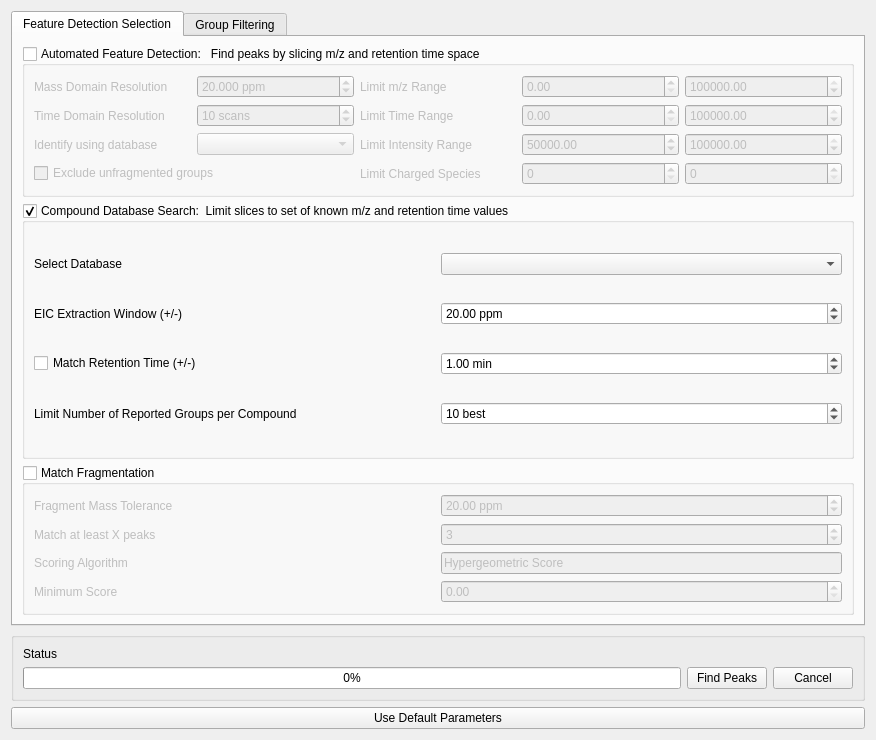
Above: src/gui/mzroll/forms/peakdetectiondialog.ui from ElucidataInc/ElMaven before the change. Below: the same form after it.
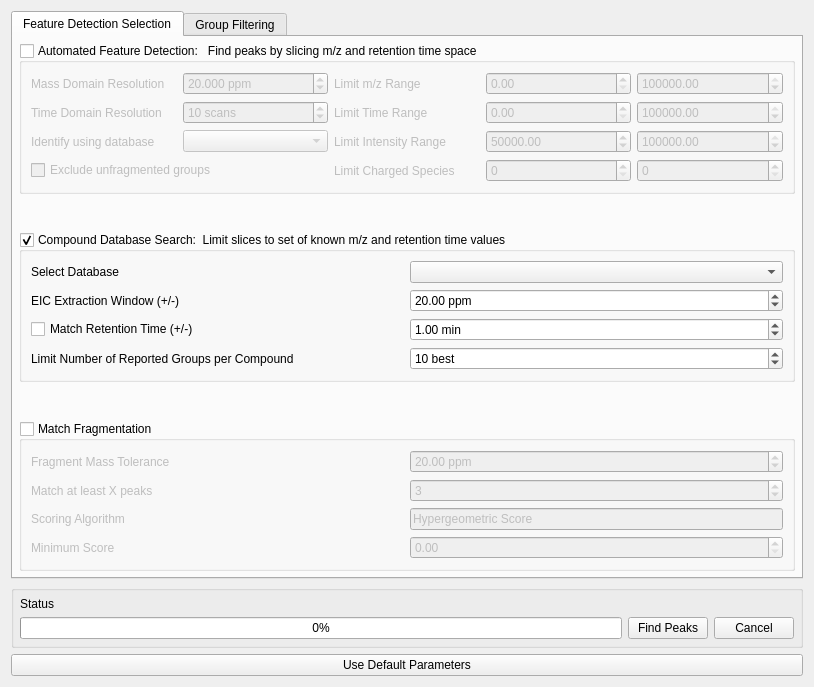
That is the form after the change.

Commit message: [UI] Make "Peak Detection" dialog more compact #1161

```diff
--- a/src/gui/mzroll/forms/peakdetectiondialog.ui
+++ b/src/gui/mzroll/forms/peakdetectiondialog.ui
@@ -6,8 +6,8 @@
    <rect>
     <x>0</x>
     <y>0</y>
-    <width>876</width>
-    <height>740</height>
+    <width>814</width>
+    <height>687</height>
    </rect>
   </property>
   <property name="sizeIncrement">
@@ -30,11 +30,29 @@
        <string>Feature Detection Selection</string>
       </attribute>
       <layout class="QGridLayout" name="gridLayout_10">
+       <property name="leftMargin">
+        <number>6</number>
+       </property>
+       <property name="topMargin">
+        <number>6</number>
+       </property>
+       <property name="rightMargin">
+        <number>6</number>
+       </property>
+       <property name="bottomMargin">
+        <number>6</number>
+       </property>
        <item row="0" column="0" colspan="2">
         <widget class="QGroupBox" name="featureOptions">
          <property name="enabled">
           <bool>true</bool>
          </property>
+         <property name="sizePolicy">
+          <sizepolicy hsizetype="Preferred" vsizetype="Maximum">
+           <horstretch>0</horstretch>
+           <verstretch>0</verstretch>
+          </sizepolicy>
+         </property>
          <property name="statusTip">
           <string/>
          </property>
@@ -245,6 +263,12 @@
        </item>
        <item row="1" column="0" rowspan="2" colspan="2">
         <widget class="QGroupBox" name="dbSearch">
+         <property name="sizePolicy">
+          <sizepolicy hsizetype="Preferred" vsizetype="Maximum">
+           <horstretch>0</horstretch>
+           <verstretch>0</verstretch>
+          </sizepolicy>
+         </property>
          <property name="title">
           <string>Compound Database Search:  Limit slices to set of known m/z and retention time values</string>
          </property>
@@ -348,6 +372,12 @@
          <property name="enabled">
           <bool>true</bool>
          </property>
+         <property name="sizePolicy">
+          <sizepolicy hsizetype="Preferred" vsizetype="Maximum">
+           <horstretch>0</horstretch>
+           <verstretch>0</verstretch>
+          </sizepolicy>
+         </property>
          <property name="title">
           <string>Match Fragmentation</string>
          </property>
@@ -900,6 +930,18 @@
    <item>
     <widget class="QGroupBox" name="groupBox_4">
      <layout class="QGridLayout" name="gridLayout_4">
+      <property name="leftMargin">
+       <number>6</number>
+      </property>
+      <property name="topMargin">
+       <number>6</number>
+      </property>
+      <property name="rightMargin">
+       <number>6</number>
+      </property>
+      <property name="bottomMargin">
+       <number>6</number>
+      </property>
       <item row="4" column="5">
        <widget class="QPushButton" name="cancelButton">
         <property name="text">
```
Left out of the diff: 12 changed lines with no effect on the pictures.
